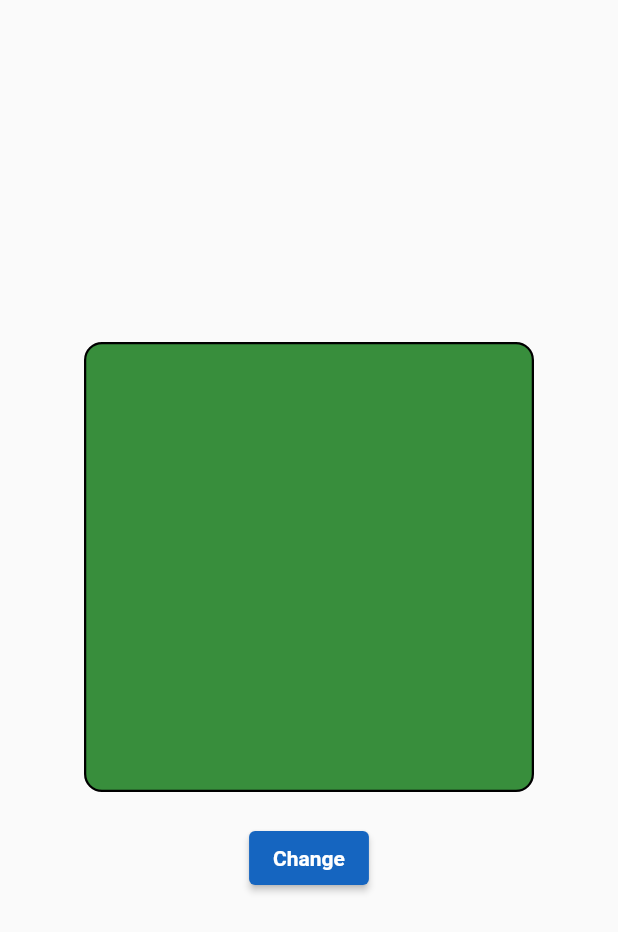
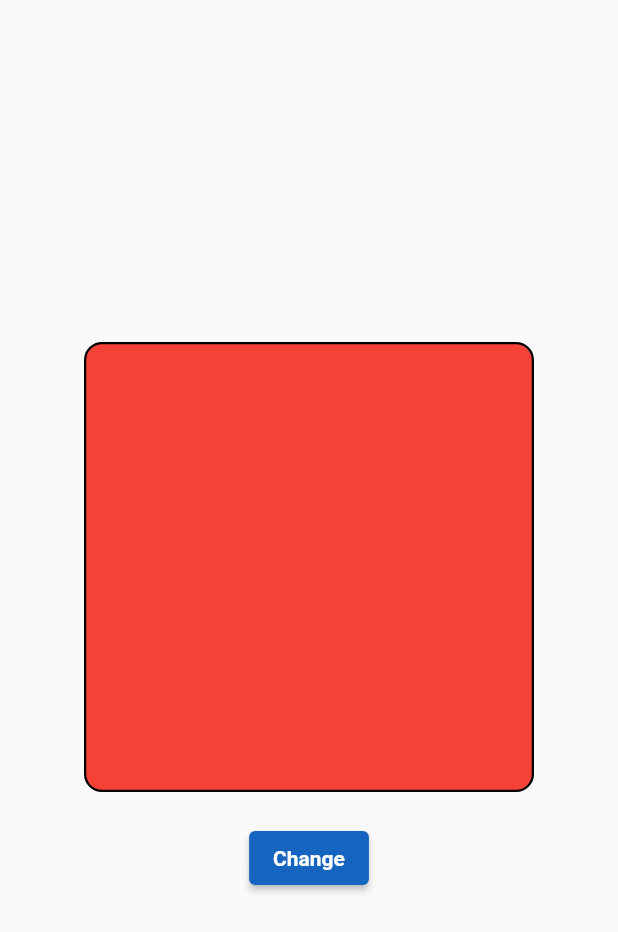
Before and after one commit to CamenRyder/Dart_App_with_Flutter, a Flutter app: the screen it shows after launch, after a tap on "Change", on a phone screen of 412 x 824 dp. Shown: the top 932 px of the screen. Run offline on Flutter 3.47's test engine with Material 2 defaults, Android fonts, the phone set to English and light mode, and no system bars.

Commit message:
update last version change Colors by bloc

```diff
--- a/lib/colorBloc.dart
+++ b/lib/colorBloc.dart
@@ -0,0 +1,16 @@
+import 'dart:async';
+import 'dart:ui';
+import 'package:flutter/material.dart';
+
+class ColorBloc {
+  StreamController _streamController = StreamController<Color>.broadcast();
+  Stream get colorStream => _streamController.stream ;
+
+  void changeColor() {
+    _streamController.sink.add(Colors.red);
+  }
+
+  void dispose() {
+    _streamController.close();
+  }
+}
--- a/lib/main.dart
+++ b/lib/main.dart
@@ -1,11 +1,12 @@
+import 'package:bloc_change_color/colorBloc.dart';
 import 'package:flutter/material.dart';
 
 void main() {
-  runApp(const MyApp());
+  runApp(MyApp());
 }
 
 class MyApp extends StatelessWidget {
-  const MyApp({super.key});
+  ColorBloc _colorBloc = new ColorBloc();
 
   // This widget is the root of your application.
   @override
@@ -18,7 +19,11 @@ class MyApp extends StatelessWidget {
       home: Scaffold(
         body: SafeArea(
             child: Center(
-          child: Column(
+                child: StreamBuilder(
+          initialData: Colors.green[700],
+          stream: _colorBloc.colorStream,
+          builder: (context, asynData) {
+            return Column(
               mainAxisAlignment: MainAxisAlignment.center,
               children: [
                 Container(
@@ -28,22 +33,25 @@ class MyApp extends StatelessWidget {
                   // color: Colors.green[700],
                   decoration: BoxDecoration(
                       border: Border.all(color: Colors.black, width: 1.5),
-                    color: Colors.green[700],
+                      color: asynData.data,
                       borderRadius: BorderRadius.circular(12)),
                 ),
                 ElevatedButton(
                     style: ButtonStyle(
                         backgroundColor:
                             MaterialStatePropertyAll(Colors.blue[800])),
-                  onPressed: (() {}),
+                    onPressed: (() {
+                      _colorBloc.changeColor();
+                    }),
                     child: Text(
                       "Change",
                       style: TextStyle(
                           color: Colors.white, fontWeight: FontWeight.bold),
                     ))
               ],
-          ),
-        )),
+            );
+          },
+        ))),
       ),
     );
   }
```
Lines whose indentation alone changed are shown as unchanged.
